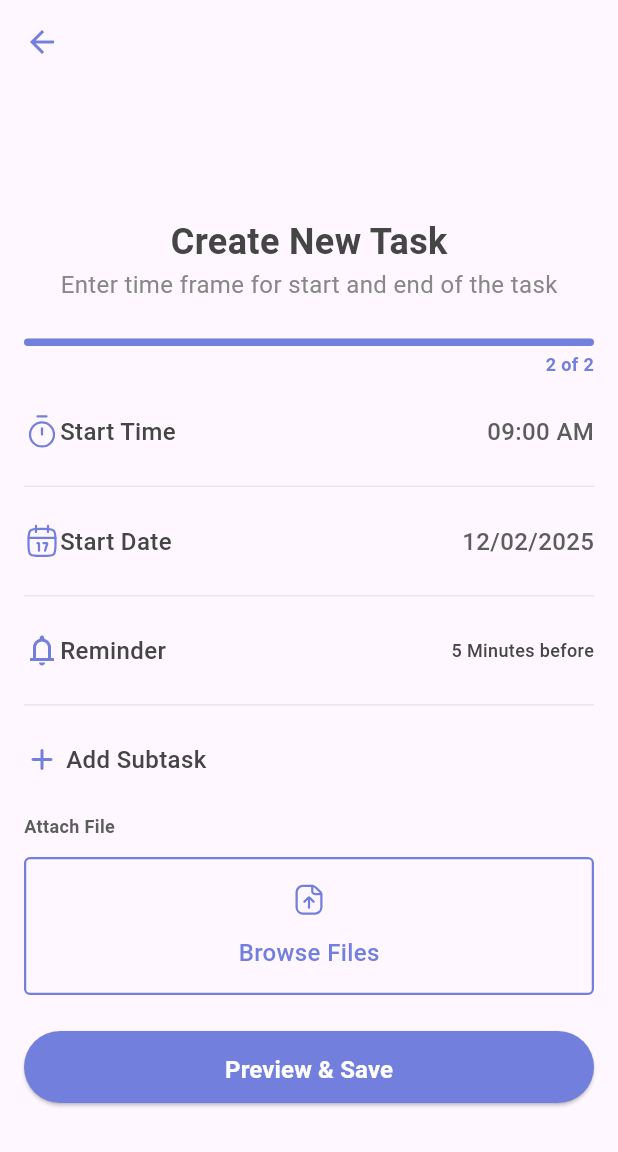
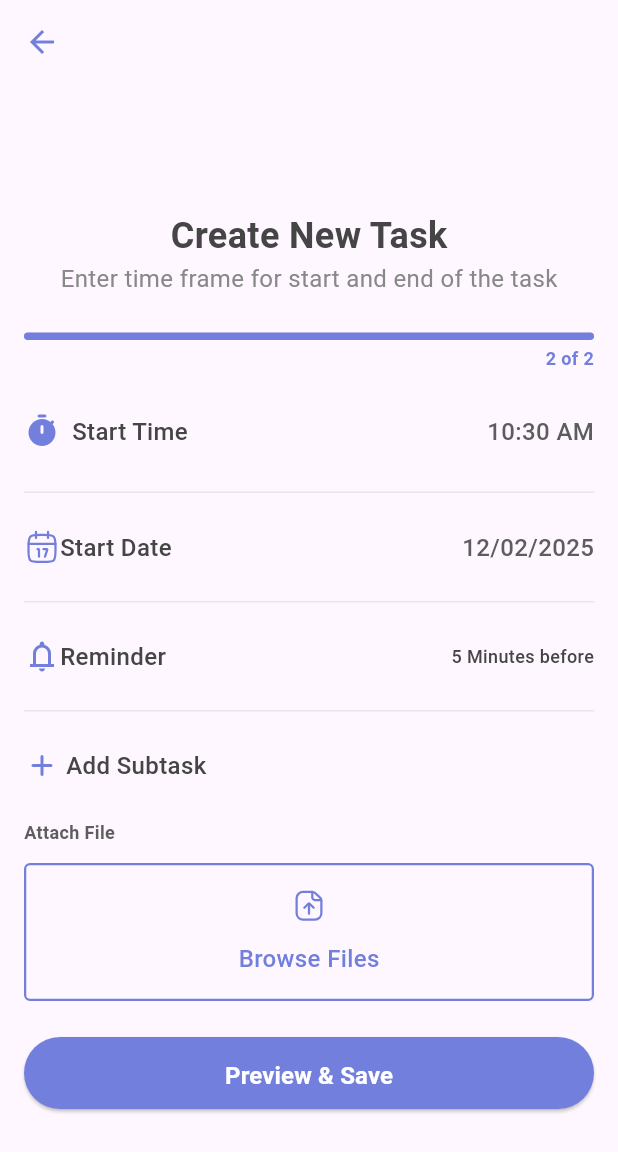
Before and after one commit to Dev-hurl/OrbiTask, a Flutter app: the CreateTask2 screen opened directly, on a phone screen of 412 x 824 dp. Shown: the top 1152 px of the screen. Run offline on Flutter 3.47's test engine with Material 3 defaults, Android fonts, the phone set to English and light mode, and no system bars; our stand-ins replace flutter_svg.

Commit message:
added Time Picker

```diff
--- a/lib/Features/time_picker_widget.dart
+++ b/lib/Features/time_picker_widget.dart
@@ -1,15 +1,70 @@
 import 'package:flutter/material.dart';
+import 'package:orbitask/constants/app_colors.dart';
+import 'package:orbitask/constants/app_fonts.dart';
 
-class TimePickerWidget extends StatefulWidget {
-  const TimePickerWidget({super.key});
+class TimerPickerWidget extends StatefulWidget {
+  final Function(TimeOfDay) onTimeSelected;
+
+  const TimerPickerWidget({super.key, required this.onTimeSelected});
 
   @override
-  State<TimePickerWidget> createState() => _TimePickerWidgetState();
+  State<TimerPickerWidget> createState() => _TimerPickerWidgetState();
 }
 
-class _TimePickerWidgetState extends State<TimePickerWidget> {
+class _TimerPickerWidgetState extends State<TimerPickerWidget> {
+  TimeOfDay _startTime = TimeOfDay.now();
+
+  Future<void> _pickTime() async {
+    final TimeOfDay? picked = await showTimePicker(
+      context: context,
+      initialTime: _startTime,
+    );
+    if (picked != null) {
+      setState(() {
+        _startTime = picked;
+      });
+      widget.onTimeSelected(_startTime);
+    }
+  }
+
   @override
   Widget build(BuildContext context) {
-    return const Scaffold();
+    return Column(
+      children: [
+        GestureDetector(
+          onTap: _pickTime,
+          child: Padding(
+            padding: const EdgeInsets.symmetric(vertical: 16),
+            child: Row(
+              children: [
+                Icon(
+                  Icons.timer_rounded,
+                  size: 24,
+                  color: AppColors.bgblue,
+                ),
+                SizedBox(width: 8),
+                Text(
+                  'Start Time',
+                  style: TextStyle(
+                    fontSize: AppFonts.body,
+                    fontWeight: AppFonts.medium,
+                    color: AppColors.textPrimary,
+                  ),
+                ),
+                Spacer(),
+                Text(
+                  _startTime.format(context),
+                  style: TextStyle(
+                    fontSize: AppFonts.body,
+                    fontWeight: AppFonts.medium,
+                    color: AppColors.shark600,
+                  ),
+                ),
+              ],
+            ),
+          ),
+        ),
+      ],
+    );
   }
 }
--- a/lib/Pages/Main/create_task2.dart
+++ b/lib/Pages/Main/create_task2.dart
@@ -1,13 +1,21 @@
 import 'dart:math';
-
 import 'package:flutter/material.dart';
 import 'package:flutter_svg/svg.dart';
+import 'package:orbitask/Features/time_picker_widget.dart';
 import 'package:orbitask/Pages/Main/task_preview.dart';
 import 'package:orbitask/constants/app_colors.dart';
 import 'package:orbitask/constants/app_fonts.dart';
 
-class CreateTask2 extends StatelessWidget {
+class CreateTask2 extends StatefulWidget {
   const CreateTask2({super.key});
+
+  @override
+  State<CreateTask2> createState() => _CreateTask2State();
+}
+
+class _CreateTask2State extends State<CreateTask2> {
+
+  TimeOfDay selectedTime = TimeOfDay.now();
 
   @override
   Widget build(BuildContext context) {
@@ -61,48 +69,18 @@ class CreateTask2 extends StatelessWidget {
                         ),
                       ],
                     ),
-                    SizedBox(height: 24),
+                    SizedBox(height: 12),
                     Column(
                       children: [
                         //First Row: Time
-                        Row(
-                          crossAxisAlignment: CrossAxisAlignment.end,
-                          children: [
-                            SvgPicture.asset(
-                              'assets/icons/timer_outline.svg',
-                              width: 24,
-                              height: 24,
-                              colorFilter: ColorFilter.mode(
-                                AppColors.bgblue,
-                                BlendMode.srcIn,
-                              ),
-                            ),
-                            SizedBox(height: 12),
-                            Text(
-                              'Start Time',
-                              style: TextStyle(
-                                fontSize: AppFonts.body,
-                                fontWeight: AppFonts.medium,
-                                color: AppColors.textPrimary,
-                              ),
-                            ),
-                            Spacer(),
-                            GestureDetector(
-                              onTap: () {
-                                //
-                              },
-                              child: Text(
-                                '09:00 AM',
-                                style: TextStyle(
-                                  fontSize: AppFonts.body,
-                                  fontWeight: AppFonts.medium,
-                                  color: AppColors.shark600,
-                                ),
-                              ),
-                            ),
-                          ],
-                        ),
-                        SizedBox(height: 24),
+                        TimerPickerWidget(
+                          onTimeSelected: (time) {
+                            setState(() {
+                              selectedTime = time;
+                            });
+                          }
+                          ),
+                        SizedBox(height: 12),
                         Divider(height: 1, thickness: 1, color: AppColors.shark100),
                         SizedBox(height: 24),
                         //Second Row: Date
--- a/lib/main.dart
+++ b/lib/main.dart
@@ -1,6 +1,5 @@
 import 'package:flutter/material.dart';
 import 'package:orbitask/Pages/Onboarding/onboard1.dart';
-
 
 void main() {
   runApp(const MyApp());
```
Also changed, not shown: lib/Features/date_picker_widget.dart (added, +15 -0 lines).
